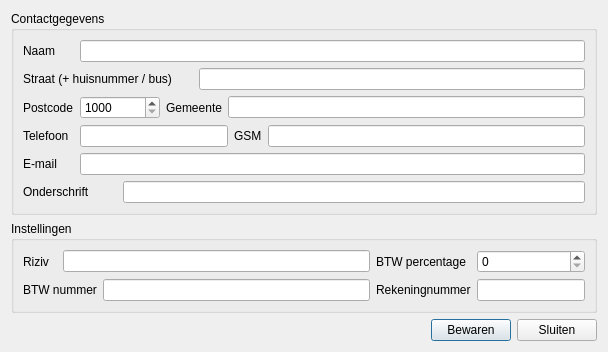
Roelio81/audioadmin, file AudioAdmin/ui/instellingen.ui: the form before one commit.
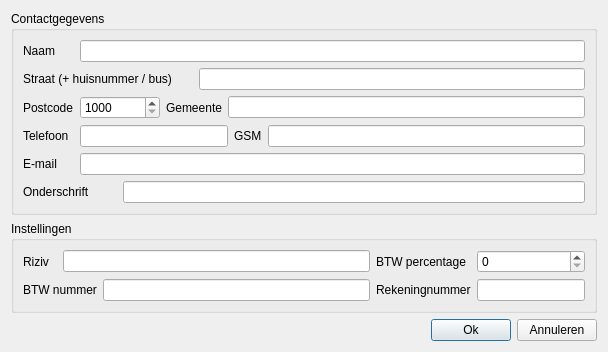
The form after the commit. Icons and pictures are not drawn.

Commit message: Ok en annuleren ipv bewaren en sluiten

Patch:
```diff
--- a/AudioAdmin/ui/instellingen.ui
+++ b/AudioAdmin/ui/instellingen.ui
@@ -235,16 +235,16 @@
       </spacer>
      </item>
      <item>
-      <widget class="QPushButton" name="b_bewaren" >
-       <property name="text" >
-        <string>Bewaren</string>
+      <widget class="QPushButton" name="b_ok">
+       <property name="text">
+        <string>Ok</string>
        </property>
       </widget>
      </item>
      <item>
-      <widget class="QPushButton" name="b_sluiten" >
-       <property name="text" >
-        <string>Sluiten</string>
+      <widget class="QPushButton" name="b_annuleren">
+       <property name="text">
+        <string>Annuleren</string>
        </property>
       </widget>
      </item>
```
Left out of the diff: 201 changed lines with no effect on the pictures. The commit also changes 3 other files.
